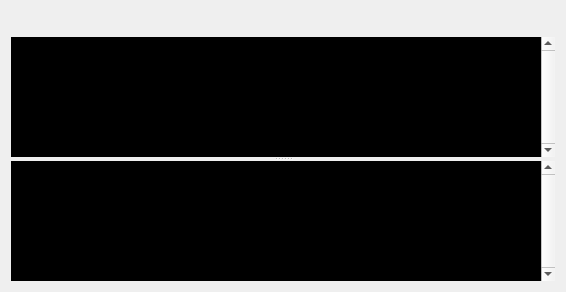
The window that src/modules/ui/pluginconsole/pluginconsole.ui (michimussato/pypelyne2) describes before a commit, drawn with Qt 5.
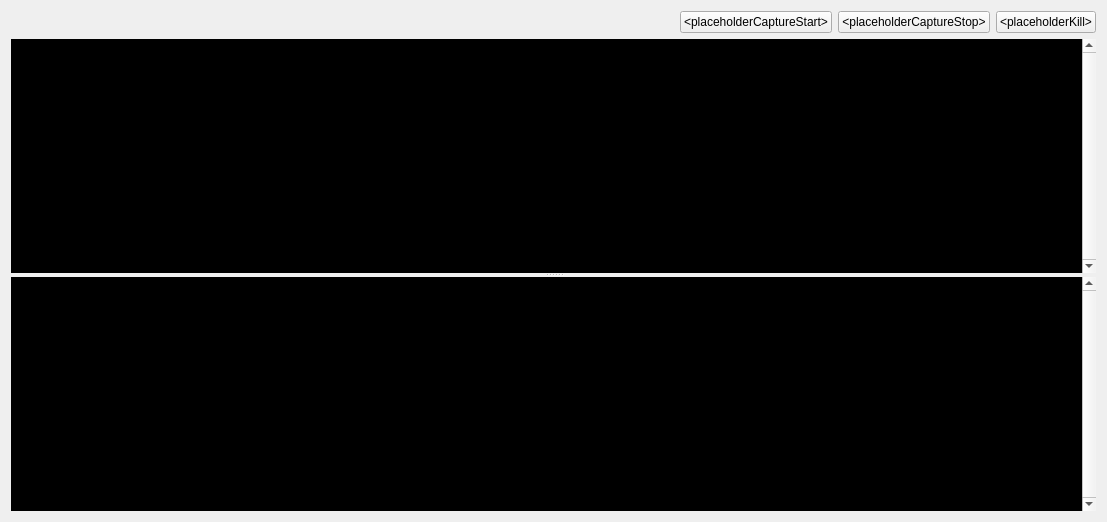
The same window after the commit.

Commit message: external css. screen record on output docks. kill on output dock

```diff
--- a/src/modules/ui/pluginconsole/pluginconsole.ui
+++ b/src/modules/ui/pluginconsole/pluginconsole.ui
@@ -6,8 +6,8 @@
    <rect>
     <x>0</x>
     <y>0</y>
-    <width>566</width>
-    <height>292</height>
+    <width>1107</width>
+    <height>522</height>
    </rect>
   </property>
   <property name="windowTitle">
@@ -18,6 +18,13 @@
     <layout class="QVBoxLayout" name="verticalLayout">
      <item>
       <layout class="QHBoxLayout" name="horizontalLayout">
+       <item>
+        <widget class="QLabel" name="label_arch_icon">
+         <property name="text">
+          <string>&lt;placeholderArchIcon&gt;</string>
+         </property>
+        </widget>
+       </item>
        <item>
         <widget class="QLabel" name="label_plugin_icon">
          <property name="text">
@@ -46,9 +53,26 @@
         </spacer>
        </item>
        <item>
-        <widget class="QLabel" name="label_arch_icon">
+        <widget class="QPushButton" name="push_button_capture_start">
          <property name="text">
-          <string>&lt;placeholderArchIcon&gt;</string>
+          <string>&lt;placeholderCaptureStart&gt;</string>
+         </property>
+         <property name="flat">
+          <bool>false</bool>
+         </property>
+        </widget>
+       </item>
+       <item>
+        <widget class="QPushButton" name="push_button_capture_stop">
+         <property name="text">
+          <string>&lt;placeholderCaptureStop&gt;</string>
+         </property>
+        </widget>
+       </item>
+       <item>
+        <widget class="QPushButton" name="push_button_kill">
+         <property name="text">
+          <string>&lt;placeholderKill&gt;</string>
          </property>
         </widget>
        </item>
```
The commit also changes 21 other files.
